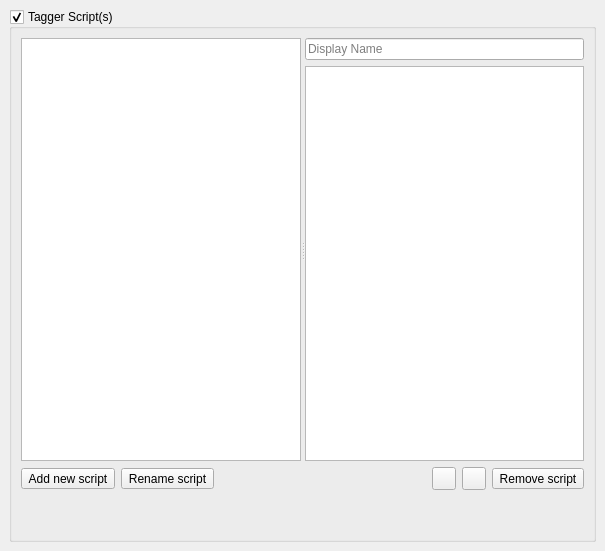
Old version of the form ui/options_script.ui in the repository metabrainz/picard.
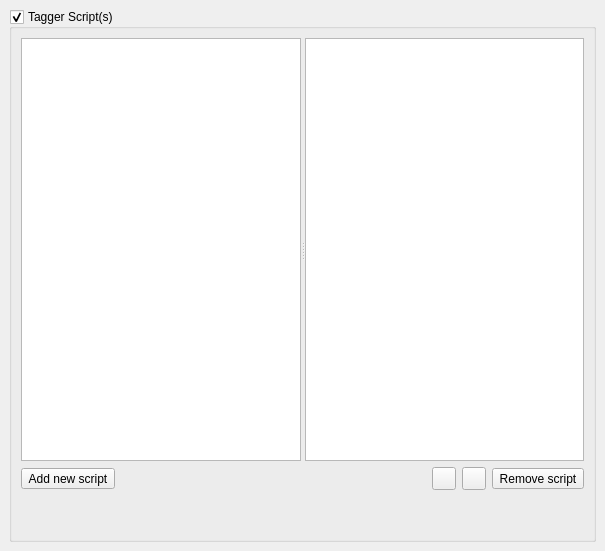
New version of the form. Icons and pictures are not drawn. Custom widgets are drawn as their Qt base class.

Commit message:
PICARD-1695: Allow inline editing of script names
Removed the separate input for the script name in the script editor and enabled inline editing in the script list. Added a context menu for the editing.

Patch:
```diff
--- a/ui/options_script.ui
+++ b/ui/options_script.ui
@@ -77,19 +77,6 @@
           <property name="bottomMargin">
            <number>0</number>
           </property>
-          <item>
-           <widget class="QLineEdit" name="script_name">
-            <property name="sizePolicy">
-             <sizepolicy hsizetype="Expanding" vsizetype="Fixed">
-              <horstretch>0</horstretch>
-              <verstretch>0</verstretch>
-             </sizepolicy>
-            </property>
-            <property name="placeholderText">
-             <string>Display Name</string>
-            </property>
-           </widget>
-          </item>
           <item>
            <widget class="QTextEdit" name="tagger_script">
             <property name="acceptRichText">
@@ -113,13 +100,6 @@
           </property>
          </widget>
         </item>
-        <item>
-         <widget class="QToolButton" name="rename_button">
-          <property name="text">
-           <string>Rename script</string>
-          </property>
-         </widget>
-        </item>
         <item>
          <spacer name="horizontalSpacer">
           <property name="orientation">
@@ -190,6 +170,13 @@
    </item>
   </layout>
  </widget>
+ <customwidgets>
+  <customwidget>
+   <class>ScriptListWidget</class>
+   <extends>QListWidget</extends>
+   <header location="global">picard.ui.widgets.scriptlistwidget</header>
+  </customwidget>
+ </customwidgets>
  <tabstops>
   <tabstop>enable_tagger_scripts</tabstop>
   <tabstop>add_button</tabstop>
```
Left out of the diff: 43 changed lines with no effect on the pictures. The commit also changes 3 other files.
